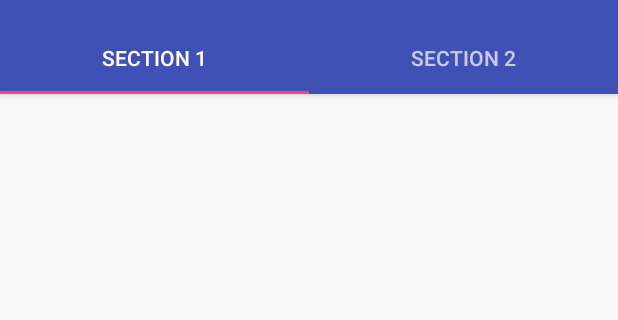
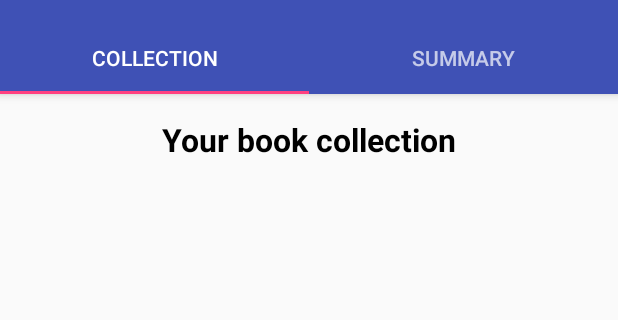
Before and after one commit to AFreu/BookManager, an Android app: the screen it shows after launch (MainActivity), on a phone screen of 412 x 824 dp, the part 74-394 px from its top. Run offline under Robolectric (Android 15) with nearby library versions, the phone set to English and light mode, and no system bars.

Commit message:
add list view for books in collection

```diff
--- a/app/src/main/java/com/group5/bookmanager2/CollectionFragment.java
+++ b/app/src/main/java/com/group5/bookmanager2/CollectionFragment.java
@@ -7,9 +7,12 @@ import android.support.v4.app.Fragment;
 import android.view.LayoutInflater;
 import android.view.View;
 import android.view.ViewGroup;
+import android.widget.ArrayAdapter;
+import android.widget.ListView;
 import android.widget.TextView;
 
 import com.group5.bookmanager2.Models.BaseFragment;
+import com.group5.bookmanager2.Models.Book;
 import com.group5.bookmanager2.Models.BookManager;
 
 /*
@@ -23,40 +26,23 @@ import com.group5.bookmanager2.Models.BookManager;
  * Use the {@link CollectionFragment#newInstance} factory method to
  * create an instance of this fragment.
  */
-public class CollectionFragment extends BaseFragment {
+public class CollectionFragment extends BaseFragment implements BookManager.BookManagerListener {
     // TODO: Rename parameter arguments, choose names that match
     // the fragment initialization parameters, e.g. ARG_ITEM_NUMBER
     private static final String ARG_PARAM1 = "param1";
     private static final String ARG_PARAM2 = "MANAGER";
 
     // TODO: Rename and change types of parameters
-    private String mParam1;
-    private String mParam2;
-    private TextView bookCount;
-    private TextView totalCost;
-    private TextView mostExpensive;
-    private TextView leastExpensive;
-    private TextView avarageCost;
+    private ListView bookList;
+    private ArrayAdapter<String> bookAdapter;
+    private BookManager bm;
 
     public CollectionFragment() {
         // Required empty public constructor
     }
 
-    /**
-     * Use this factory method to create a new instance of
-     * this fragment using the provided parameters.
-     *
-     * @param param1 Parameter 1.
-     * @param param2 Parameter 2.
-     * @return A new instance of fragment SummaryFragment.
-     */
-    // TODO: Rename and change types and number of parameters
-    public static CollectionFragment newInstance(String param1, String param2) {
+    public static CollectionFragment newInstance() {
         CollectionFragment fragment = new CollectionFragment();
-        Bundle args = new Bundle();
-        args.putString(ARG_PARAM1, param1);
-        args.putString(ARG_PARAM2, param2);
-        fragment.setArguments(args);
         return fragment;
     }
 
@@ -64,10 +50,6 @@ public class CollectionFragment extends BaseFragment {
     public void onCreate(Bundle savedInstanceState) {
         super.onCreate(savedInstanceState);
         setHasOptionsMenu(true);
-        if (getArguments() != null) {
-            mParam1 = getArguments().getString(ARG_PARAM1);
-            mParam2 = getArguments().getString(ARG_PARAM2);
-        }
     }
 
 
@@ -75,10 +57,33 @@ public class CollectionFragment extends BaseFragment {
     public View onCreateView(LayoutInflater inflater, ViewGroup container,
                              Bundle savedInstanceState) {
 
-        View view = inflater.inflate(R.layout.fragment_summary, container, false);
+        View view = inflater.inflate(R.layout.fragment_collection, container, false);
 
+        bookList = view.findViewById(R.id.book_list);
+        bookAdapter = new ArrayAdapter<String>(getContext(), android.R.layout.simple_list_item_1);
+
+        bm = BookManager.getBookmanager(getContext().getSharedPreferences(BookManager.PREFS_NAME, 0));
+        bm.addListener(this);
+
+        updateUI();
+
+        bookList.setAdapter(bookAdapter);
         return view;
     }
 
+    public void updateUI() {
 
+        bookAdapter.clear();
+
+        for(Book book : bm.getAllBooks())
+            bookAdapter.add(book.getTitle() + " by " + book.getAuthor());
+
+        bookAdapter.notifyDataSetChanged();
+    }
+
+
+    @Override
+    public void bookDataChanged() {
+        updateUI();
+    }
 }
--- a/app/src/main/java/com/group5/bookmanager2/MainActivity.java
+++ b/app/src/main/java/com/group5/bookmanager2/MainActivity.java
@@ -150,7 +150,7 @@ public class MainActivity extends AppCompatActivity implements FragmentListener
             // Return a PlaceholderFragment (defined as a static inner class below).
             switch (position) {
                 case 0:
-                    return PlaceholderFragment.newInstance(position + 1);
+                    return CollectionFragment.newInstance();
                 case 1:
                     return SummaryFragment.newInstance(String.valueOf(position+1), "test");
             }
@@ -167,9 +167,9 @@ public class MainActivity extends AppCompatActivity implements FragmentListener
         public CharSequence getPageTitle(int position) {
             switch (position) {
                 case 0:
-                    return "SECTION 1";
+                    return getString(R.string.tabs_collection);
                 case 1:
-                    return "SECTION 2";
+                    return getString(R.string.tabs_summary);
                 case 2:
                     return "SECTION 3";
             }
--- a/app/src/main/java/com/group5/bookmanager2/Models/BookManager.java
+++ b/app/src/main/java/com/group5/bookmanager2/Models/BookManager.java
@@ -13,6 +13,7 @@ import java.lang.reflect.Field;
 import java.util.ArrayList;
 import java.util.HashSet;
 import java.util.Iterator;
+import java.util.List;
 import java.util.Set;
 
 /**
@@ -21,6 +22,10 @@ import java.util.Set;
 
 public class BookManager implements Serializable {
 
+    public interface BookManagerListener {
+        void bookDataChanged();
+    }
+
     public static final String PREFS_NAME = "MyPrefsFile";
     public static final String PREFS_BOOK_TAG = "SAVED_BOOKS";
 
@@ -28,9 +33,11 @@ public class BookManager implements Serializable {
     private static BookManager manager;
     private SharedPreferences prefs;
 
+    private List<BookManagerListener> listeners;
+
     private BookManager(SharedPreferences prefs){
 
-
+        listeners = new ArrayList<>();
         books = new ArrayList<>();
         this.prefs = prefs;
 
@@ -45,6 +52,10 @@ public class BookManager implements Serializable {
 
     }
 
+    public void addListener(BookManagerListener listener) {
+        listeners.add(listener);
+    }
+
     public int count() {
         return books.size();
     }
@@ -57,6 +68,9 @@ public class BookManager implements Serializable {
         Book book = new Book();
         books.add(book);
 
+        for(BookManagerListener listener : listeners)
+            listener.bookDataChanged();
+
         saveChanges();
 
         return book;
@@ -68,6 +82,9 @@ public class BookManager implements Serializable {
 
     public void removeBook(Book book) {
         books.remove(book);
+
+        for(BookManagerListener listener : listeners)
+            listener.bookDataChanged();
 
         saveChanges();
     }
--- a/app/src/main/java/com/group5/bookmanager2/SummaryFragment.java
+++ b/app/src/main/java/com/group5/bookmanager2/SummaryFragment.java
@@ -8,6 +8,7 @@ import android.view.ViewGroup;
 import android.widget.TextView;
 
 import com.group5.bookmanager2.Models.BaseFragment;
+import com.group5.bookmanager2.Models.BookManager;
 
 /*
 *//**
@@ -18,7 +19,8 @@ import com.group5.bookmanager2.Models.BaseFragment;
  * Use the {@link SummaryFragment#newInstance} factory method to
  * create an instance of this fragment.
  */
-public class SummaryFragment extends BaseFragment {
+public class SummaryFragment extends BaseFragment
+    implements BookManager.BookManagerListener {
     // TODO: Rename parameter arguments, choose names that match
     // the fragment initialization parameters, e.g. ARG_ITEM_NUMBER
     private static final String ARG_PARAM1 = "param1";
@@ -76,6 +78,15 @@ public class SummaryFragment extends BaseFragment {
         avarageCost = (TextView) view.findViewById(R.id.summary_avaragePrice);
 
         mBookManager = mListener.getBookManager();
+        mBookManager.addListener(this);
+
+        updateUI();
+
+        // Inflate the layout for this fragment
+        return view;
+    }
+
+    public void updateUI() {
 
         String str1 = mBookManager.count() == 0 ? "" : String.valueOf(mBookManager.count());
         bookCount.setText(str1);
@@ -87,8 +98,10 @@ public class SummaryFragment extends BaseFragment {
         leastExpensive.setText(str4);
         String str5 = mBookManager.getMeanPrice() < 0 ? "" : String.valueOf(mBookManager.getMeanPrice());
         avarageCost.setText(str5);
-        // Inflate the layout for this fragment
-        return view;
     }
 
+    @Override
+    public void bookDataChanged() {
+        updateUI();
+    }
 }
--- /dev/null
+++ b/app/src/main/res/layout/fragment_collection.xml
@@ -0,0 +1,18 @@
+<?xml version="1.0" encoding="utf-8"?>
+<LinearLayout xmlns:android="http://schemas.android.com/apk/res/android"
+    android:orientation="vertical" android:layout_width="match_parent"
+    android:padding="@dimen/activity_horizontal_margin"
+    android:layout_height="match_parent">
+
+    <TextView
+        style="@style/HeadingText"
+        android:layout_gravity="center_horizontal"
+        android:layout_width="wrap_content"
+        android:layout_height="wrap_content"
+        android:text="@string/collection_title" />
+
+    <ListView
+        android:id="@+id/book_list"
+        android:layout_width="match_parent"
+        android:layout_height="match_parent" />
+</LinearLayout>
--- a/app/src/main/res/values/strings.xml
+++ b/app/src/main/res/values/strings.xml
@@ -30,4 +30,7 @@
     <string name="summary_avaragePrice">Avarage price:\u0020</string>
     <string name="add_book">Add Book</string>
     <string name="SHARED_PREFS_TAG">SHARED_PREFS</string>
+    <string name="collection_title">Your book collection</string>
+    <string name="tabs_collection">Collection</string>
+    <string name="tabs_summary">Summary</string>
 </resources>
```
